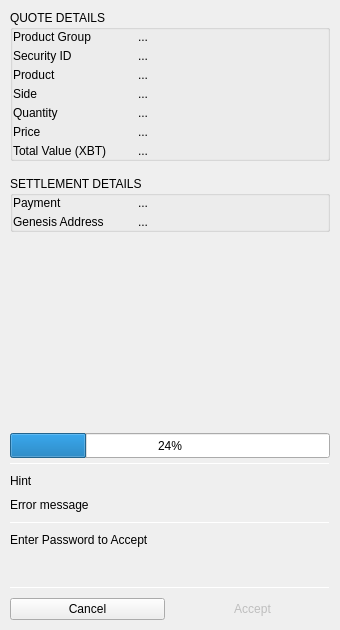
Qt form BlockSettleUILib/DealerCCSettlementDialog.ui (BlockSettle/terminal) before a commit.
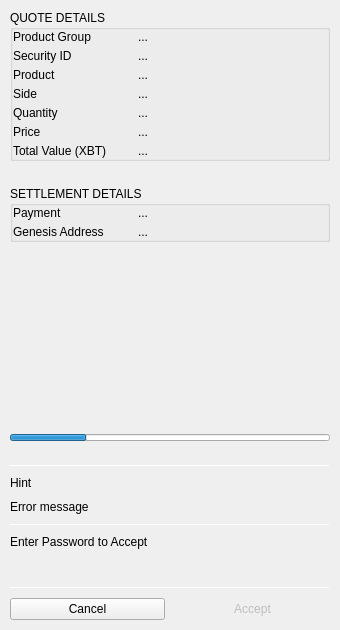
The same form after that commit. Icons and pictures are not drawn. Custom widgets are drawn as their Qt base class.

Commit message: settlement dialogs ui fixes

Patch:
```diff
--- a/BlockSettleUILib/DealerCCSettlementDialog.ui
+++ b/BlockSettleUILib/DealerCCSettlementDialog.ui
@@ -63,7 +63,7 @@
      </property>
      <layout class="QVBoxLayout" name="verticalLayout_3">
       <property name="spacing">
-       <number>15</number>
+       <number>25</number>
       </property>
       <property name="leftMargin">
        <number>10</number>
@@ -709,22 +709,56 @@
        </spacer>
       </item>
       <item>
+       <widget class="QWidget" name="widget_2" native="true">
+        <layout class="QVBoxLayout" name="verticalLayout_6">
+         <property name="spacing">
+          <number>5</number>
+         </property>
+         <property name="leftMargin">
+          <number>0</number>
+         </property>
+         <property name="topMargin">
+          <number>0</number>
+         </property>
+         <property name="rightMargin">
+          <number>0</number>
+         </property>
+         <property name="bottomMargin">
+          <number>0</number>
+         </property>
+         <item>
        <widget class="QProgressBar" name="progressBar">
         <property name="minimumSize">
          <size>
           <width>0</width>
-          <height>25</height>
+             <height>7</height>
          </size>
         </property>
         <property name="maximumSize">
          <size>
           <width>16777215</width>
-          <height>25</height>
+             <height>7</height>
          </size>
         </property>
         <property name="value">
          <number>24</number>
         </property>
+           <property name="textVisible">
+            <bool>false</bool>
+           </property>
+          </widget>
+         </item>
+         <item>
+          <widget class="QLabel" name="labelTimeLeft">
+           <property name="text">
+            <string/>
+           </property>
+           <property name="alignment">
+            <set>Qt::AlignCenter</set>
+           </property>
+          </widget>
+         </item>
+        </layout>
        </widget>
       </item>
      </layout>
@@ -855,34 +889,6 @@
          <property name="bottomMargin">
           <number>0</number>
          </property>
-         <item>
-          <widget class="QLabel" name="labelPasswordIcon">
-           <property name="minimumSize">
-            <size>
-             <width>20</width>
-             <height>20</height>
-            </size>
-           </property>
-           <property name="maximumSize">
-            <size>
-             <width>20</width>
-             <height>20</height>
-            </size>
-           </property>
-           <property name="text">
-            <string/>
-           </property>
-           <property name="pixmap">
-            <pixmap resource="armory.qrc">:/resources/sign@2x.png</pixmap>
-           </property>
-           <property name="scaledContents">
-            <bool>true</bool>
-           </property>
-           <property name="alignment">
-            <set>Qt::AlignCenter</set>
-           </property>
-          </widget>
-         </item>
          <item>
           <widget class="WalletKeysSubmitWidget" name="widgetSubmitKeys" native="true">
            <layout class="QHBoxLayout" name="horizontalLayout_11"/>
```
Left out of the diff: 4 changed lines with no effect on the pictures. Lines whose indentation alone changed are shown as unchanged. The commit also changes 14 other files.
